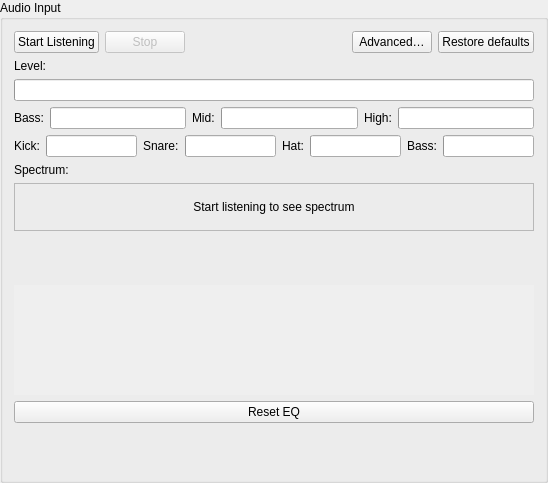
Qt form ui/forms/AudioInputPanel.ui (Wolfieeewolf/OpenRGB3DSpatialPlugin) before a commit.
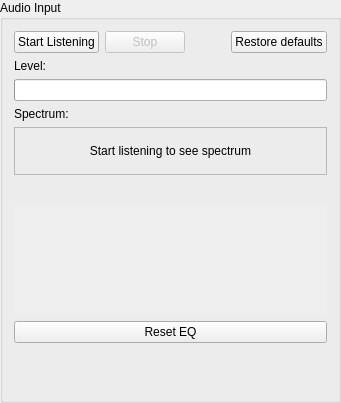
The same form after that commit. Custom widgets are drawn as their Qt base class.

Commit message:
feat(audio): GPU fields, Bass Punch/Note Sparkle, and analyzer cleanup
Move audio effect fields onto volume atlases, add dedicated Low/High layers, and strip dead AIM/gradient/Advanced-dialog paths so the hearing stack matches what the UI actually exposes.

Patch:
```diff
--- a/ui/forms/AudioInputPanel.ui
+++ b/ui/forms/AudioInputPanel.ui
@@ -41,13 +41,6 @@
        </property>
       </spacer>
      </item>
-     <item>
-      <widget class="QPushButton" name="advancedSettingsButton">
-       <property name="text">
-        <string>Advanced…</string>
-       </property>
-      </widget>
-     </item>
      <item>
       <widget class="QPushButton" name="restoreDefaultsButton">
        <property name="text">
@@ -77,133 +70,6 @@
      </property>
     </widget>
    </item>
-   <item>
-    <layout class="QHBoxLayout" name="bmhRow">
-     <item>
-      <widget class="QLabel" name="bassCaption">
-       <property name="text">
-        <string>Bass:</string>
-       </property>
-      </widget>
-     </item>
-     <item>
-      <widget class="QProgressBar" name="bassBar">
-       <property name="maximum">
-        <number>1000</number>
-       </property>
-       <property name="textVisible">
-        <bool>false</bool>
-       </property>
-      </widget>
-     </item>
-     <item>
-      <widget class="QLabel" name="midCaption">
-       <property name="text">
-        <string>Mid:</string>
-       </property>
-      </widget>
-     </item>
-     <item>
-      <widget class="QProgressBar" name="midBar">
-       <property name="maximum">
-        <number>1000</number>
-       </property>
-       <property name="textVisible">
-        <bool>false</bool>
-       </property>
-      </widget>
-     </item>
-     <item>
-      <widget class="QLabel" name="highCaption">
-       <property name="text">
-        <string>High:</string>
-       </property>
-      </widget>
-     </item>
-     <item>
-      <widget class="QProgressBar" name="highBar">
-       <property name="maximum">
-        <number>1000</number>
-       </property>
-       <property name="textVisible">
-        <bool>false</bool>
-       </property>
-      </widget>
-     </item>
-    </layout>
-   </item>
-   <item>
-    <layout class="QHBoxLayout" name="stemRow">
-     <item>
-      <widget class="QLabel" name="kickCaption">
-       <property name="text">
-        <string>Kick:</string>
-       </property>
-      </widget>
-     </item>
-     <item>
-      <widget class="QProgressBar" name="kickStemBar">
-       <property name="maximum">
-        <number>1000</number>
-       </property>
-       <property name="textVisible">
-        <bool>false</bool>
-       </property>
-      </widget>
-     </item>
-     <item>
-      <widget class="QLabel" name="snareCaption">
-       <property name="text">
-        <string>Snare:</string>
-       </property>
-      </widget>
-     </item>
-     <item>
-      <widget class="QProgressBar" name="snareStemBar">
-       <property name="maximum">
-        <number>1000</number>
-       </property>
-       <property name="textVisible">
-        <bool>false</bool>
-       </property>
-      </widget>
-     </item>
-     <item>
-      <widget class="QLabel" name="hatCaption">
-       <property name="text">
-        <string>Hat:</string>
-       </property>
-      </widget>
-     </item>
-     <item>
-      <widget class="QProgressBar" name="hihatStemBar">
-       <property name="maximum">
-        <number>1000</number>
-       </property>
-       <property name="textVisible">
-        <bool>false</bool>
-       </property>
-      </widget>
-     </item>
-     <item>
-      <widget class="QLabel" name="bassStemCaption">
-       <property name="text">
-        <string>Bass:</string>
-       </property>
-      </widget>
-     </item>
-     <item>
-      <widget class="QProgressBar" name="bassStemBar">
-       <property name="maximum">
-        <number>1000</number>
-       </property>
-       <property name="textVisible">
-        <bool>false</bool>
-       </property>
-      </widget>
-     </item>
-    </layout>
-   </item>
    <item>
     <widget class="QLabel" name="spectrumCaption">
      <property name="text">
@@ -252,19 +118,7 @@
     <widget class="EffectSliderRow" name="gainRow" native="true"/>
    </item>
    <item>
-    <widget class="EffectSliderRow" name="clarityRow" native="true"/>
-   </item>
-   <item>
-    <widget class="EffectSliderRow" name="isolationRow" native="true"/>
-   </item>
-   <item>
-    <widget class="EffectLabeledComboRow" name="mixPresetRow" native="true"/>
-   </item>
-   <item>
-    <widget class="EffectLabeledComboRow" name="bandsRow" native="true"/>
-   </item>
-   <item>
-    <widget class="EffectLabeledComboRow" name="fftRow" native="true"/>
+    <widget class="EffectSliderRow" name="decayRow" native="true"/>
    </item>
    <item>
     <widget class="EffectSectionHeading" name="eqHeading" native="true"/>
```
The commit also changes 34 other files.
